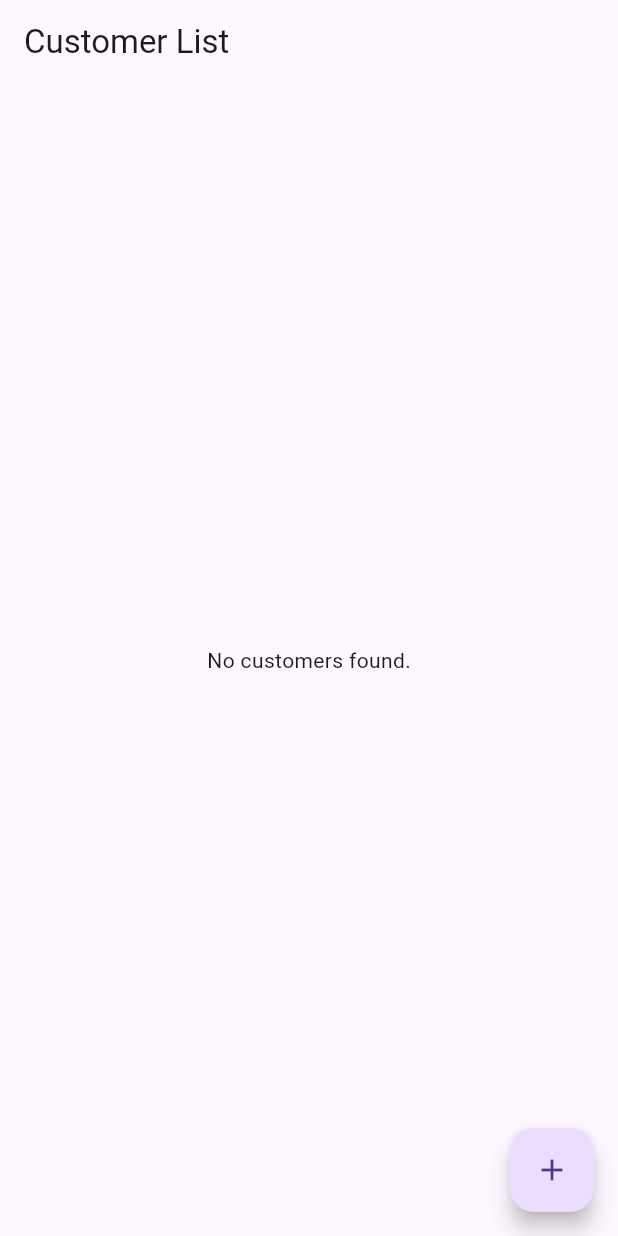
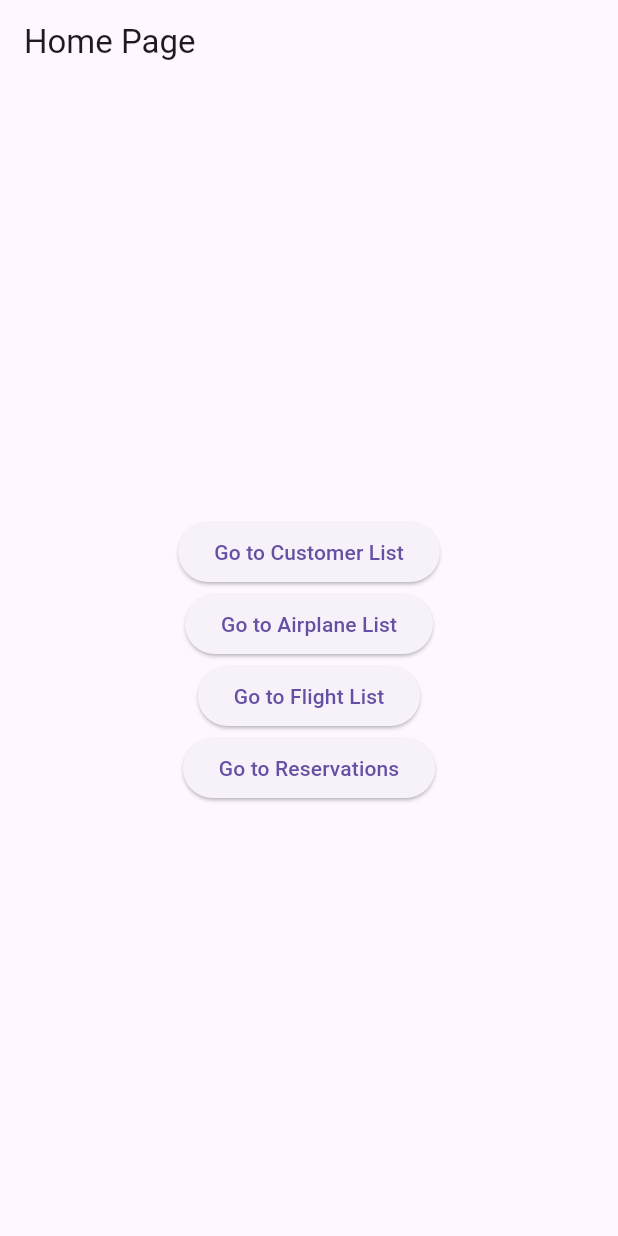
Before and after one commit to JvDoce/Travel-Manager, a Flutter app: the screen it shows after launch, on a phone screen of 412 x 824 dp. Run offline on Flutter 3.47's test engine with Material 3 defaults, Android fonts, the light colour scheme and no system bars; our stand-ins replace floor, shared_preferences, sqflite; accounts and stored records are empty; generated files the repository leaves out were written again.

Commit message:
changed the main.dart to a home page

```diff
--- a/lib/main.dart
+++ b/lib/main.dart
@@ -1,6 +1,9 @@
 import 'package:flutter/material.dart';
-import 'app_database.dart';
-import '../customer/customer_list_page.dart';
+import 'customer/customer_list_page.dart'; // Adjust the import based on your project structure
+//import '../airplane/airplane_list_page.dart'; // Adjust the import based on your project structure
+//import '../flight/flight_list_page.dart'; // Adjust the import based on your project structure
+//import '../reservation/reservation_list_page.dart'; // Adjust the import based on your project structure
+import 'app_database.dart'; // Adjust the import based on your project structure
 import 'package:shared_preferences/shared_preferences.dart';
 
 void main() async {
@@ -9,25 +12,83 @@
   final database = await $FloorAppDatabase.databaseBuilder('app_database.db').build();
   final sharedPreferences = await SharedPreferences.getInstance();
 
-  runApp(MyApp(database: database, sharedPreferences: sharedPreferences));
+  runApp(MyApp(database, sharedPreferences));
 }
 
 class MyApp extends StatelessWidget {
   final AppDatabase database;
   final SharedPreferences sharedPreferences;
 
-  MyApp({required this.database, required this.sharedPreferences});
+  MyApp(this.database, this.sharedPreferences);
 
   @override
   Widget build(BuildContext context) {
     return MaterialApp(
-      title: 'Customer Management',
+      debugShowCheckedModeBanner: false,
+      title: 'Multi-List App',
       theme: ThemeData(
         primarySwatch: Colors.blue,
       ),
-      home: CustomerListPage(
-        customerDao: database.customerDao,
-        sharedPreferences: sharedPreferences,
+      initialRoute: '/',
+      routes: {
+        '/': (context) => HomePage(),
+        '/customerList': (context) => CustomerListPage(
+          customerDao: database.customerDao,
+          sharedPreferences: sharedPreferences,
+        ),
+ //       '/airplaneList': (context) => AirplaneListPage(
+ //         flightDao: database.flightDao, // Ensure you have flightDao in your AppDatabase
+ //         sharedPreferences: sharedPreferences,
+ //       ),
+ //       '/flightList': (context) => FlightListPage(
+ //         flightDao: database.flightDao, // Ensure you have flightDao in your AppDatabase
+//          sharedPreferences: sharedPreferences,
+ //       ),
+//        '/reservationList': (context) => ReservationListPage(
+ //         sharedPreferences: sharedPreferences,
+ //       ),
+      },
+    );
+  }
+}
+
+class HomePage extends StatelessWidget {
+  @override
+  Widget build(BuildContext context) {
+    return Scaffold(
+      appBar: AppBar(
+        title: Text('Home Page'),
+      ),
+      body: Center(
+        child: Column(
+          mainAxisAlignment: MainAxisAlignment.center,
+          children: [
+            ElevatedButton(
+              onPressed: () {
+                Navigator.pushNamed(context, '/customerList');
+              },
+              child: Text('Go to Customer List'),
+            ),
+            ElevatedButton(
+              onPressed: () {
+                Navigator.pushNamed(context, '/airplaneList');
+              },
+              child: Text('Go to Airplane List'),
+            ),
+            ElevatedButton(
+              onPressed: () {
+                Navigator.pushNamed(context, '/flightList');
+              },
+              child: Text('Go to Flight List'),
+            ),
+            ElevatedButton(
+              onPressed: () {
+                Navigator.pushNamed(context, '/reservationList');
+              },
+              child: Text('Go to Reservations'),
+            ),
+          ],
+        ),
       ),
     );
   }
```
